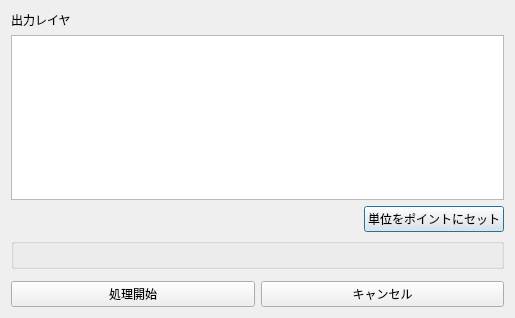
Old version of the form QGIS2PlugX_dialog.ui in the repository MIERUNE/qgis-plugx-plugin.
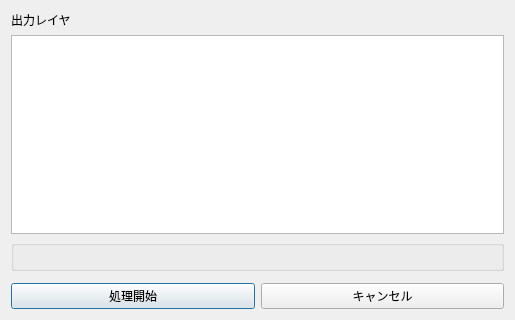
New version of the form. Custom widgets are drawn as their Qt base class.

Commit message: unit converter

Diff of the .ui file:
```diff
--- a/QGIS2PlugX_dialog.ui
+++ b/QGIS2PlugX_dialog.ui
@@ -7,7 +7,7 @@
     <x>0</x>
     <y>0</y>
     <width>515</width>
-    <height>318</height>
+    <height>320</height>
    </rect>
   </property>
   <property name="windowTitle">
@@ -24,30 +24,6 @@
    <item>
     <widget class="QListWidget" name="layerListWidget"/>
    </item>
-   <item>
-    <layout class="QHBoxLayout" name="horizontalLayout_2">
-     <item>
-      <spacer name="horizontalSpacer">
-       <property name="orientation">
-        <enum>Qt::Horizontal</enum>
-       </property>
-       <property name="sizeHint" stdset="0">
-        <size>
-         <width>40</width>
-         <height>20</height>
-        </size>
-       </property>
-      </spacer>
-     </item>
-     <item>
-      <widget class="QPushButton" name="setUnitToPtButton">
-       <property name="text">
-        <string>単位をポイントにセット</string>
-       </property>
-      </widget>
-     </item>
-    </layout>
-   </item>
    <item>
     <widget class="QgsExtentGroupBox" name="mExtentGroupBox"/>
    </item>
```
The commit also changes 2 other files.
